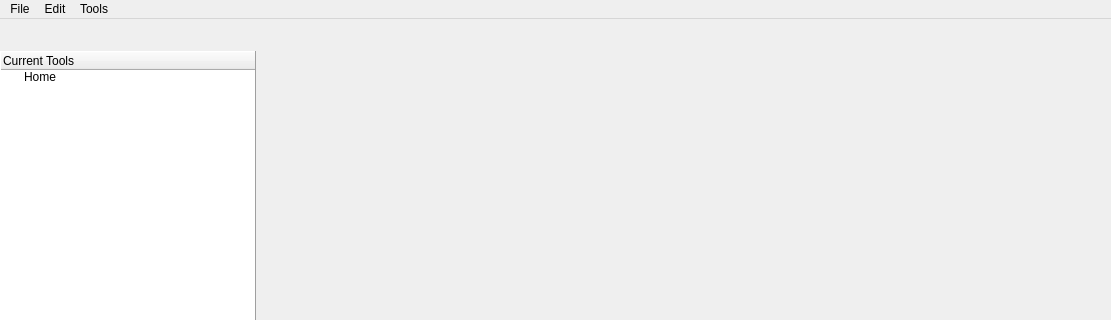
First picture: the form in mainwindow.ui, repository ganelonhb/QDMSuite, before the edit; both pictures show x 0 to 1111 and y 0 to 320 of the 1111 by 832 pixel window.
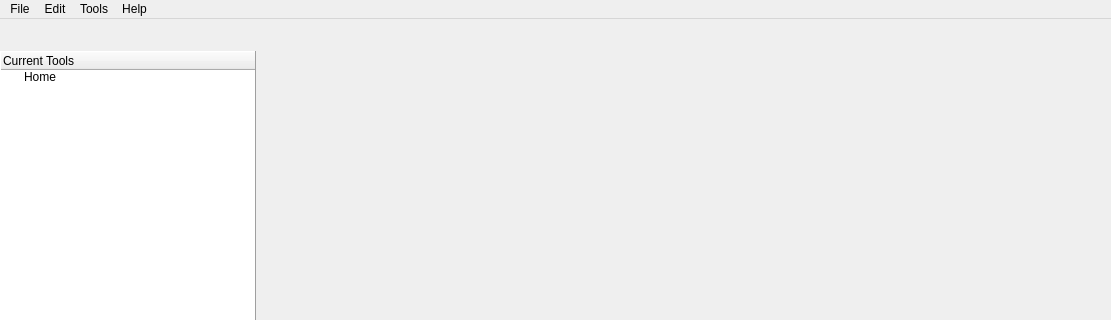
Second picture: the form after the edit. Icons and pictures are not drawn. Custom widgets are drawn as their Qt base class.

```diff
--- a/mainwindow.ui
+++ b/mainwindow.ui
@@ -307,9 +307,16 @@
     <addaction name="actionDice_Roller_2"/>
     <addaction name="actionName_Generator"/>
    </widget>
+   <widget class="QMenu" name="menuHelp">
+    <property name="title">
+     <string>Help</string>
+    </property>
+    <addaction name="actionAcknowledgements"/>
+   </widget>
    <addaction name="menuFile"/>
    <addaction name="menuEdit"/>
    <addaction name="menuTools"/>
+   <addaction name="menuHelp"/>
   </widget>
   <widget class="QStatusBar" name="statusbar"/>
   <action name="actionDice_Roller_2">
```
Left out of the diff: 5 changed lines with no effect on the pictures.
